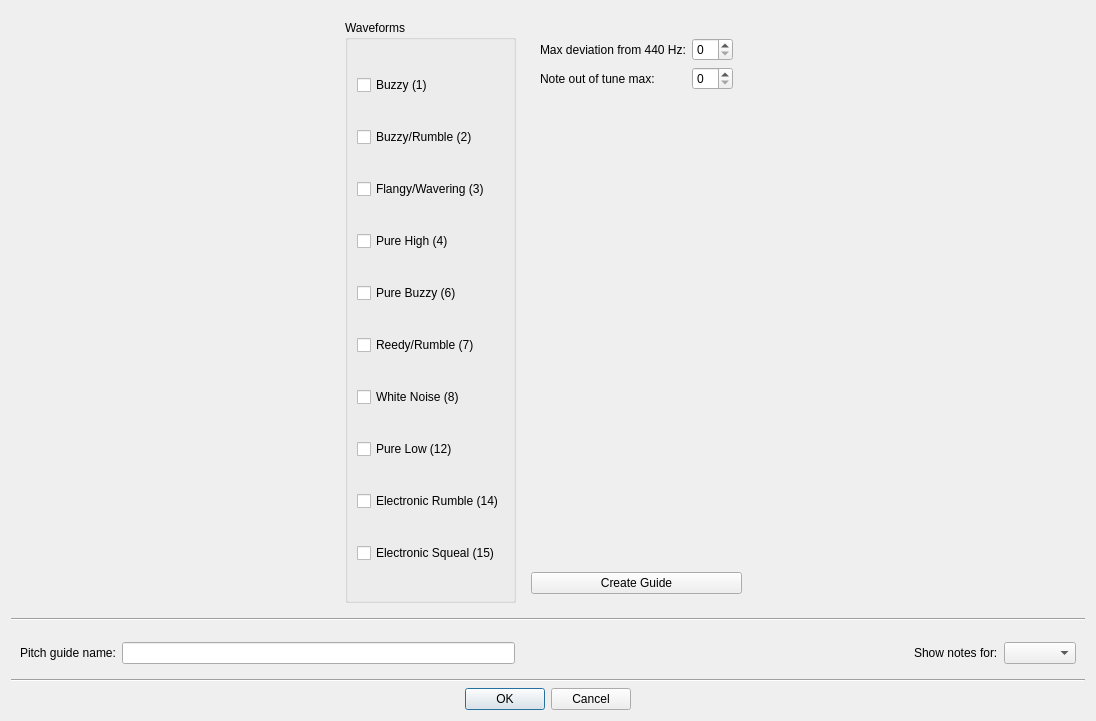
Before: the Qt Designer form createguidedialog.ui in steux/tiatracker, drawn with Qt 5.
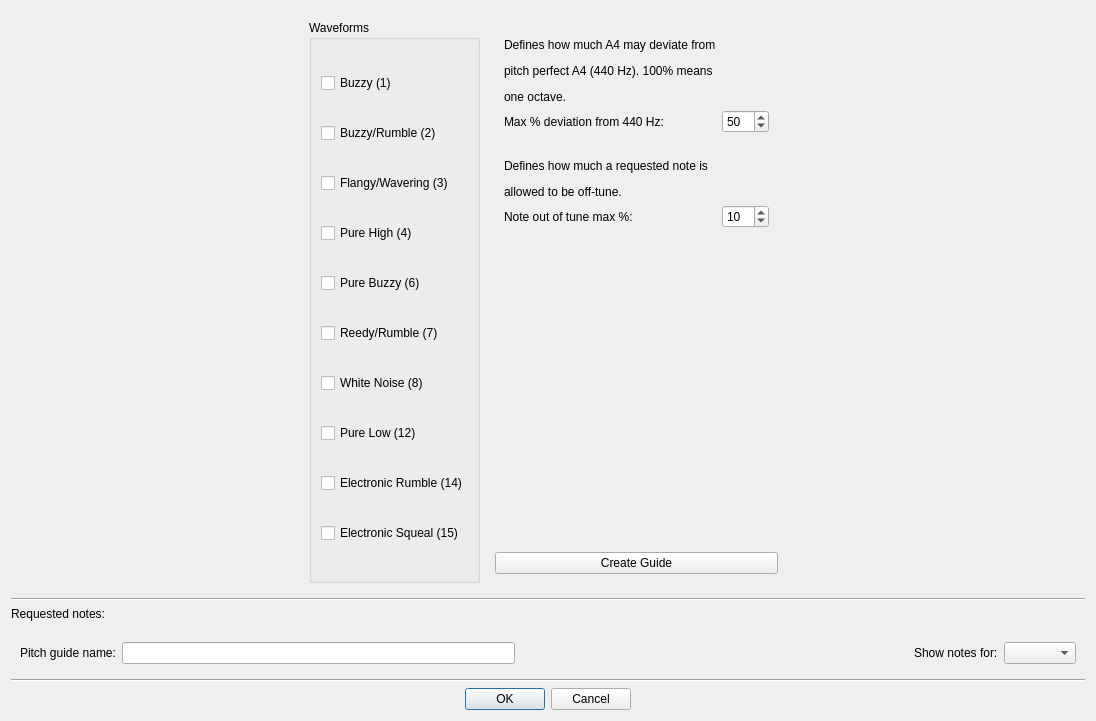
After: the same form once the commit is applied. Custom widgets are drawn as their Qt base class.

Commit message: Descriptive lables for guide parameters

Patch:
```diff
--- a/createguidedialog.ui
+++ b/createguidedialog.ui
@@ -127,25 +127,66 @@
             </sizepolicy>
            </property>
            <layout class="QGridLayout" name="gridLayout">
-            <item row="0" column="0">
-             <widget class="QLabel" name="label_3">
-              <property name="text">
-               <string>Max deviation from 440 Hz:</string>
-              </property>
-             </widget>
-            </item>
             <item row="1" column="0">
+             <widget class="QLabel" name="label_3">
+              <property name="text">
+               <string>Max % deviation from 440 Hz:</string>
+              </property>
+             </widget>
+            </item>
+            <item row="4" column="0">
              <widget class="QLabel" name="label_4">
               <property name="text">
-               <string>Note out of tune max:</string>
+               <string>Note out of tune max %:</string>
               </property>
              </widget>
             </item>
-            <item row="0" column="1">
-             <widget class="QSpinBox" name="spinBox"/>
-            </item>
             <item row="1" column="1">
-             <widget class="QSpinBox" name="spinBox_2"/>
+             <widget class="QSpinBox" name="spinBox">
+              <property name="minimum">
+               <number>10</number>
+              </property>
+              <property name="maximum">
+               <number>200</number>
+              </property>
+              <property name="value">
+               <number>50</number>
+              </property>
+             </widget>
+            </item>
+            <item row="4" column="1">
+             <widget class="QSpinBox" name="spinBox_2">
+              <property name="minimum">
+               <number>1</number>
+              </property>
+              <property name="maximum">
+               <number>49</number>
+              </property>
+              <property name="value">
+               <number>10</number>
+              </property>
+             </widget>
+            </item>
+            <item row="0" column="0">
+             <widget class="QLabel" name="label_6">
+              <property name="text">
+               <string>&lt;html&gt;&lt;head/&gt;&lt;body&gt;&lt;p&gt;Defines how much A4 may deviate from&lt;/p&gt;&lt;p&gt;pitch perfect A4 (440 Hz). 100% means&lt;/p&gt;&lt;p&gt;one octave.&lt;/p&gt;&lt;/body&gt;&lt;/html&gt;</string>
+              </property>
+             </widget>
+            </item>
+            <item row="3" column="0">
+             <widget class="QLabel" name="label_5">
+              <property name="text">
+               <string>&lt;html&gt;&lt;head/&gt;&lt;body&gt;&lt;p&gt;Defines how much a requested note is&lt;/p&gt;&lt;p&gt;allowed to be off-tune.&lt;/p&gt;&lt;/body&gt;&lt;/html&gt;</string>
+              </property>
+             </widget>
+            </item>
+            <item row="2" column="0">
+             <widget class="QLabel" name="label_7">
+              <property name="text">
+               <string/>
+              </property>
+             </widget>
             </item>
            </layout>
           </widget>
@@ -196,6 +237,13 @@
      </property>
     </widget>
    </item>
+   <item>
+    <widget class="QLabel" name="label_8">
+     <property name="text">
+      <string>Requested notes:</string>
+     </property>
+    </widget>
+   </item>
    <item alignment="Qt::AlignHCenter">
     <widget class="GuideKeyboard" name="guidePianoKeyboard" native="true"/>
    </item>
```
The commit also changes 1 other file.
